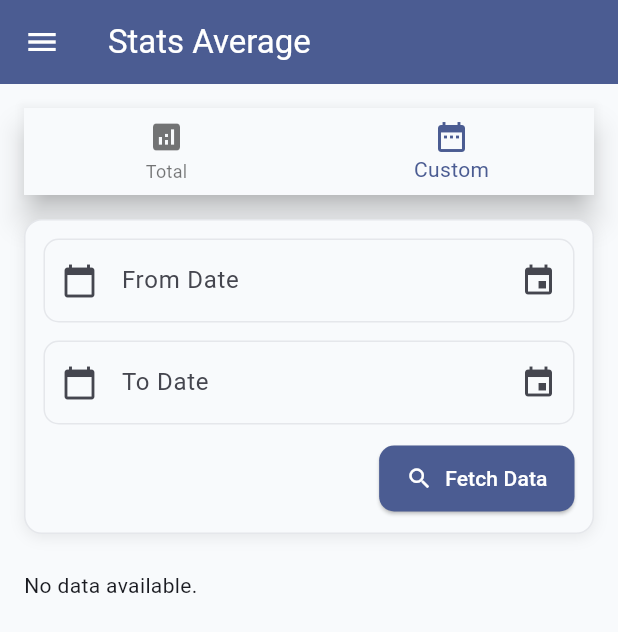
After one commit to itobey/fddb-exporter-app, a Flutter app: the StatsAverageWidget screen opened by its route, item 2 of the bottom bar chosen, in the side drawer, after a tap on "Fetch Data", on a phone screen of 412 x 824 dp. The commit adds this screen. Shown: the top 632 px of the screen. Run offline on Flutter 3.47's test engine with Material 3 defaults, Android fonts, the phone set to English and light mode, and no system bars; our stand-ins replace fluttertoast, get_it, shared_preferences; accounts and stored records are empty; network calls fail.

Commit message:
feat: add StatsAverage model and widget, update routing and service for averages

```diff
--- /dev/null
+++ b/lib/models/stats_average.dart
@@ -0,0 +1,20 @@
+import 'package:json_annotation/json_annotation.dart';
+import 'stats.dart';
+
+part 'stats_average.g.dart';
+
+@JsonSerializable()
+class StatsAverage {
+  final String fromDate;
+  final String toDate;
+  final Averages averages;
+
+  StatsAverage({
+    required this.fromDate,
+    required this.toDate,
+    required this.averages,
+  });
+
+  factory StatsAverage.fromJson(Map<String, dynamic> json) => _$StatsAverageFromJson(json);
+  Map<String, dynamic> toJson() => _$StatsAverageToJson(this);
+}
--- a/lib/routes/route_generator.dart
+++ b/lib/routes/route_generator.dart
@@ -6,6 +6,7 @@ import '../widgets/export_data_widget.dart';
 import '../widgets/product_search_widget.dart';
 import '../widgets/settings_widget.dart';
 import '../widgets/stats_widget.dart';
+import '../widgets/stats_average_widget.dart';
 import 'route_names.dart';
 
 /// Class responsible for generating routes and handling route arguments
@@ -51,6 +52,11 @@ class RouteGenerator {
       case RouteNames.stats:
         return MaterialPageRoute(
           builder: (_) => const StatsDisplayWidget(),
+        );
+
+      case RouteNames.statsAverage:
+        return MaterialPageRoute(
+          builder: (_) => const StatsAverageWidget(),
         );
 
       case RouteNames.correlation:
--- a/lib/routes/route_names.dart
+++ b/lib/routes/route_names.dart
@@ -11,6 +11,7 @@ class RouteNames {
   static const String exportData = '/fddb-export';
   static const String productSearch = '/fddb-product';
   static const String stats = '/fddb-stats';
+  static const String statsAverage = '/fddb-stats-average';
   static const String correlation = '/correlation';
   static const String settings = '/settings';
 }
--- a/lib/service/interfaces/i_stats_service.dart
+++ b/lib/service/interfaces/i_stats_service.dart
@@ -1,4 +1,5 @@
 import '../../models/stats.dart';
+import '../../models/stats_average.dart';
 
 /// Interface for the StatsService
 abstract class IStatsService {
@@ -6,4 +7,9 @@ abstract class IStatsService {
   ///
   /// Returns a Stats object containing the statistics data
   Future<Stats> getStats();
+
+  /// Fetches average statistics for a date range
+  ///
+  /// Returns a StatsAverage object containing the averages data
+  Future<StatsAverage> getAverages(String fromDate, String toDate);
 }
--- a/lib/view/sidebar_drawer.dart
+++ b/lib/view/sidebar_drawer.dart
@@ -69,6 +69,14 @@ class SidebarDrawer extends StatelessWidget {
                   },
                 ),
                 ListTile(
+                  leading: const Icon(Icons.insights),
+                  title: const Text('Stats Average'),
+                  onTap: () {
+                    Navigator.pop(context); // close drawer
+                    Navigator.pushNamed(context, RouteNames.statsAverage);
+                  },
+                ),
+                ListTile(
                   leading: const Icon(Icons.calculate_sharp),
                   title: const Text('Correlation'),
                   onTap: () {
--- /dev/null
+++ b/lib/widgets/stats_average_widget.dart
@@ -0,0 +1,350 @@
+import 'package:flutter/material.dart';
+import 'package:intl/intl.dart';
+import '../models/stats.dart';
+import '../models/stats_average.dart';
+import '../service/service_locator.dart';
+import '../service/stats_service.dart';
+import '../view/sidebar_drawer.dart';
+import '../shared/widgets/card_section.dart';
+
+class StatsAverageWidget extends StatefulWidget {
+  const StatsAverageWidget({super.key});
+
+  @override
+  _StatsAverageWidgetState createState() => _StatsAverageWidgetState();
+}
+
+class _StatsAverageWidgetState extends State<StatsAverageWidget> {
+  final StatsService _statsService = ServiceLocator().statsService;
+  int _selectedIndex = 0;
+  DateTime? _fromDate;
+  DateTime? _toDate;
+  Averages? _totalAverages;
+  Averages? _customAverages;
+  bool _isLoading = false;
+  String? _error;
+
+  @override
+  void initState() {
+    super.initState();
+    _fetchTotalAverages();
+  }
+
+  void _onItemTapped(int index) {
+    setState(() {
+      _selectedIndex = index;
+      _error = null;
+    });
+  }
+
+  Future<void> _fetchTotalAverages() async {
+    setState(() {
+      _isLoading = true;
+      _error = null;
+    });
+
+    try {
+      final stats = await _statsService.getStats();
+      setState(() {
+        _totalAverages = stats.averageTotals;
+        _isLoading = false;
+      });
+    } catch (e) {
+      setState(() {
+        _error = 'An error occurred: $e';
+        _isLoading = false;
+      });
+    }
+  }
+
+  Future<void> _fetchCustomAverages(DateTime fromDate, DateTime toDate) async {
+    FocusScope.of(context).unfocus();
+    setState(() {
+      _isLoading = true;
+      _error = null;
+    });
+
+    try {
+      final fromDateStr = DateFormat('yyyy-MM-dd').format(fromDate);
+      final toDateStr = DateFormat('yyyy-MM-dd').format(toDate);
+      final statsAverage = await _statsService.getAverages(fromDateStr, toDateStr);
+      setState(() {
+        _customAverages = statsAverage.averages;
+        _isLoading = false;
+      });
+    } catch (e) {
+      setState(() {
+        _error = 'An error occurred: $e';
+        _isLoading = false;
+      });
+    }
+  }
+
+  Future<void> _showDatePicker(bool isFromDate) async {
+    final DateTime? pickedDate = await showDatePicker(
+      context: context,
+      initialDate: isFromDate ? DateTime.now().subtract(const Duration(days: 2)) : DateTime.now(),
+      firstDate: DateTime(2000),
+      lastDate: DateTime(2100),
+    );
+
+    if (pickedDate != null) {
+      setState(() {
+        if (isFromDate) {
+          _fromDate = pickedDate;
+        } else {
+          _toDate = pickedDate;
+        }
+      });
+    }
+  }
+
+  @override
+  Widget build(BuildContext context) {
+    return Scaffold(
+      appBar: AppBar(
+        title: const Text('Stats Average'),
+      ),
+      drawer: const SidebarDrawer(),
+      body: SafeArea(
+        child: Padding(
+          padding: const EdgeInsets.all(16.0),
+          child: Column(
+            crossAxisAlignment: CrossAxisAlignment.start,
+            children: [
+              BottomNavigationBar(
+                currentIndex: _selectedIndex,
+                onTap: _onItemTapped,
+                items: const [
+                  BottomNavigationBarItem(
+                    icon: Icon(Icons.analytics),
+                    label: 'Total',
+                  ),
+                  BottomNavigationBarItem(
+                    icon: Icon(Icons.date_range),
+                    label: 'Custom',
+                  ),
+                ],
+              ),
+              const SizedBox(height: 16),
+              if (_selectedIndex == 1)
+                Container(
+                  decoration: BoxDecoration(
+                    color: Theme.of(context).colorScheme.surface,
+                    border: Border.all(color: Theme.of(context).colorScheme.outline),
+                    borderRadius: BorderRadius.circular(12),
+                    boxShadow: const [
+                      BoxShadow(color: Color(0x14000000), blurRadius: 8, offset: Offset(0, 2)),
+                    ],
+                  ),
+                  padding: const EdgeInsets.all(12),
+                  child: Column(
+                    crossAxisAlignment: CrossAxisAlignment.start,
+                    children: [
+                      TextField(
+                        readOnly: true,
+                        onTap: () => _showDatePicker(true),
+                        controller: TextEditingController(
+                          text: _fromDate != null ? DateFormat('yyyy-MM-dd').format(_fromDate!) : '',
+                        ),
+                        decoration: InputDecoration(
+                          hintText: 'From Date',
+                          prefixIcon: const Icon(Icons.calendar_today),
+                          border: OutlineInputBorder(borderRadius: BorderRadius.circular(10)),
+                          focusedBorder: OutlineInputBorder(
+                            borderRadius: BorderRadius.circular(10),
+                            borderSide: BorderSide(color: Theme.of(context).colorScheme.primary.withOpacity(0.5)),
+                          ),
+                          suffixIcon: IconButton(
+                            icon: const Icon(Icons.event),
+                            onPressed: () => _showDatePicker(true),
+                          ),
+                        ),
+                      ),
+                      const SizedBox(height: 12),
+                      TextField(
+                        readOnly: true,
+                        onTap: () => _showDatePicker(false),
+                        controller: TextEditingController(
+                          text: _toDate != null ? DateFormat('yyyy-MM-dd').format(_toDate!) : '',
+                        ),
+                        decoration: InputDecoration(
+                          hintText: 'To Date',
+                          prefixIcon: const Icon(Icons.calendar_today),
+                          border: OutlineInputBorder(borderRadius: BorderRadius.circular(10)),
+                          focusedBorder: OutlineInputBorder(
+                            borderRadius: BorderRadius.circular(10),
+                            borderSide: BorderSide(color: Theme.of(context).colorScheme.primary.withOpacity(0.5)),
+                          ),
+                          suffixIcon: IconButton(
+                            icon: const Icon(Icons.event),
+                            onPressed: () => _showDatePicker(false),
+                          ),
+                        ),
+                      ),
+                      const SizedBox(height: 12),
+                      Align(
+                        alignment: Alignment.centerRight,
+                        child: ElevatedButton.icon(
+                          onPressed: () {
+                            if (_fromDate != null && _toDate != null) {
+                              _fetchCustomAverages(_fromDate!, _toDate!);
+                            }
+                          },
+                          icon: const Icon(Icons.search),
+                          label: const Text('Fetch Data'),
+                          style: ElevatedButton.styleFrom(
+                            backgroundColor: Theme.of(context).colorScheme.primary,
+                            foregroundColor: Theme.of(context).colorScheme.onPrimary,
+                            padding: const EdgeInsets.symmetric(horizontal: 18, vertical: 12),
+                            shape: RoundedRectangleBorder(borderRadius: BorderRadius.circular(10)),
+                            elevation: 1,
+                          ),
+                        ),
+                      ),
+                    ],
+                  ),
+                ),
+              const SizedBox(height: 16),
+              Expanded(
+                child: AnimatedSwitcher(
+                  duration: const Duration(milliseconds: 300),
+                  switchInCurve: Curves.easeOut,
+                  switchOutCurve: Curves.easeIn,
+                  child: _isLoading
+                      ? const Center(key: ValueKey('loading'), child: CircularProgressIndicator())
+                      : _error != null
+                          ? Align(
+                              key: const ValueKey('error'),
+                              alignment: Alignment.topLeft,
+                              child: Column(
+                                mainAxisAlignment: MainAxisAlignment.center,
+                                children: [
+                                  Text(
+                                    'Error: $_error',
+                                    style: const TextStyle(color: Colors.red),
+                                    textAlign: TextAlign.center,
+                                  ),
+                                  const SizedBox(height: 16),
+                                  TextButton(
+                                    onPressed: () {
+                                      if (_selectedIndex == 0) {
+                                        _fetchTotalAverages();
+                                      } else if (_selectedIndex == 1 && _fromDate != null && _toDate != null) {
+                                        _fetchCustomAverages(_fromDate!, _toDate!);
+                                      }
+                                    },
+                                    child: const Text('Retry'),
+                                  ),
+                                ],
+                              ),
+                            )
+                          : _buildAveragesDisplay(),
+                ),
+              ),
+            ],
+          ),
+        ),
+      ),
+    );
+  }
+
+  Widget _buildAveragesDisplay() {
+    final averages = _selectedIndex == 0 ? _totalAverages : _customAverages;
+
+    if (averages == null) {
+      return const Align(
+        alignment: Alignment.topLeft,
+        child: Padding(
+          padding: EdgeInsets.only(top: 8.0),
+          child: Text('No data available.'),
+        ),
+      );
+    }
+
+    final cs = Theme.of(context).colorScheme;
+    // Build a dynamic title: overall for total, and include the queried dates for custom.
+    String title;
+    if (_selectedIndex == 0) {
+      title = 'Overall averages';
+    } else {
+      if (_fromDate != null && _toDate != null) {
+        final fromStr = DateFormat('yyyy-MM-dd').format(_fromDate!);
+        final toStr = DateFormat('yyyy-MM-dd').format(_toDate!);
+        title = 'Averages for $fromStr - $toStr';
+      } else {
+        title = 'Custom period averages';
+      }
+    }
+
+    return Align(
+      alignment: Alignment.topLeft,
+      child: CardSection(
+        title: title,
+        leadingIcon: Icons.insights,
+        children: [
+          GridView.count(
+            key: ValueKey('averages-$_selectedIndex'),
+            shrinkWrap: true,
+            physics: const NeverScrollableScrollPhysics(),
+            crossAxisCount: 2,
+            mainAxisSpacing: 12,
+            crossAxisSpacing: 12,
+            childAspectRatio: 2.8,
+            children: [
+              _statBadge(icon: Icons.bolt, label: 'Calories', value: '${averages.avgTotalCalories.toStringAsFixed(2)} kcal', color: cs.primary),
+              _statBadge(icon: Icons.fitness_center, label: 'Protein', value: '${averages.avgTotalProtein.toStringAsFixed(2)} g', color: const Color(0xFF10B981)),
+              _statBadge(icon: Icons.local_pizza, label: 'Carbs', value: '${averages.avgTotalCarbs.toStringAsFixed(2)} g', color: const Color(0xFF374151)),
+              _statBadge(icon: Icons.trending_up, label: 'Fat', value: '${averages.avgTotalFat.toStringAsFixed(2)} g', color: cs.secondary),
+              _statBadge(icon: Icons.water_drop, label: 'Sugar', value: '${averages.avgTotalSugar.toStringAsFixed(2)} g', color: cs.primary),
+              _statBadge(icon: Icons.grass, label: 'Fiber', value: '${averages.avgTotalFibre.toStringAsFixed(2)} g', color: cs.primary),
+            ],
+          ),
+        ],
+      ),
+    );
+  }
+
+  Widget _statBadge({
+    required IconData icon,
+    required String label,
+    required String value,
+    required Color color,
+  }) {
+    final cs = Theme.of(context).colorScheme;
+    return Container(
+      decoration: BoxDecoration(
+        color: color.withOpacity(0.05),
+        borderRadius: BorderRadius.circular(10),
+        border: Border.all(color: color.withOpacity(0.1)),
+      ),
+      padding: const EdgeInsets.symmetric(horizontal: 8, vertical: 8),
+      child: Column(
+        mainAxisAlignment: MainAxisAlignment.center,
+        children: [
+          Row(
+            mainAxisAlignment: MainAxisAlignment.center,
+            children: [
+              Icon(icon, size: 14, color: cs.onSurface.withOpacity(0.7)),
+              const SizedBox(width: 6),
+              Text(
+                label,
+                style: TextStyle(fontSize: 11, color: cs.onSurface.withOpacity(0.7)),
+              ),
+            ],
+          ),
+          const SizedBox(height: 4),
+          Text(
+            value,
+            textAlign: TextAlign.center,
+            style: TextStyle(
+              fontWeight: FontWeight.w600,
+              color: color,
+              fontSize: 13,
+            ),
+          ),
+        ],
+      ),
+    );
+  }
+}
--- a/lib/widgets/stats_widget.dart
+++ b/lib/widgets/stats_widget.dart
@@ -101,9 +101,9 @@ class _StatsDisplayWidgetState extends State<StatsDisplayWidget> {
         children: [
           _buildGeneralStats(),
           const SizedBox(height: 16),
+          _buildRecordHighs(),
+          const SizedBox(height: 16),
           _buildAverages('Overall averages', _stats!.averageTotals, leadingIcon: Icons.insights),
-          const SizedBox(height: 16),
-          _buildRecordHighs(),
         ],
       ),
     );
```
Also changed, not shown: lib/service/stats_service.dart (+78 -0 lines), lib/models/stats_average.g.dart (added).
